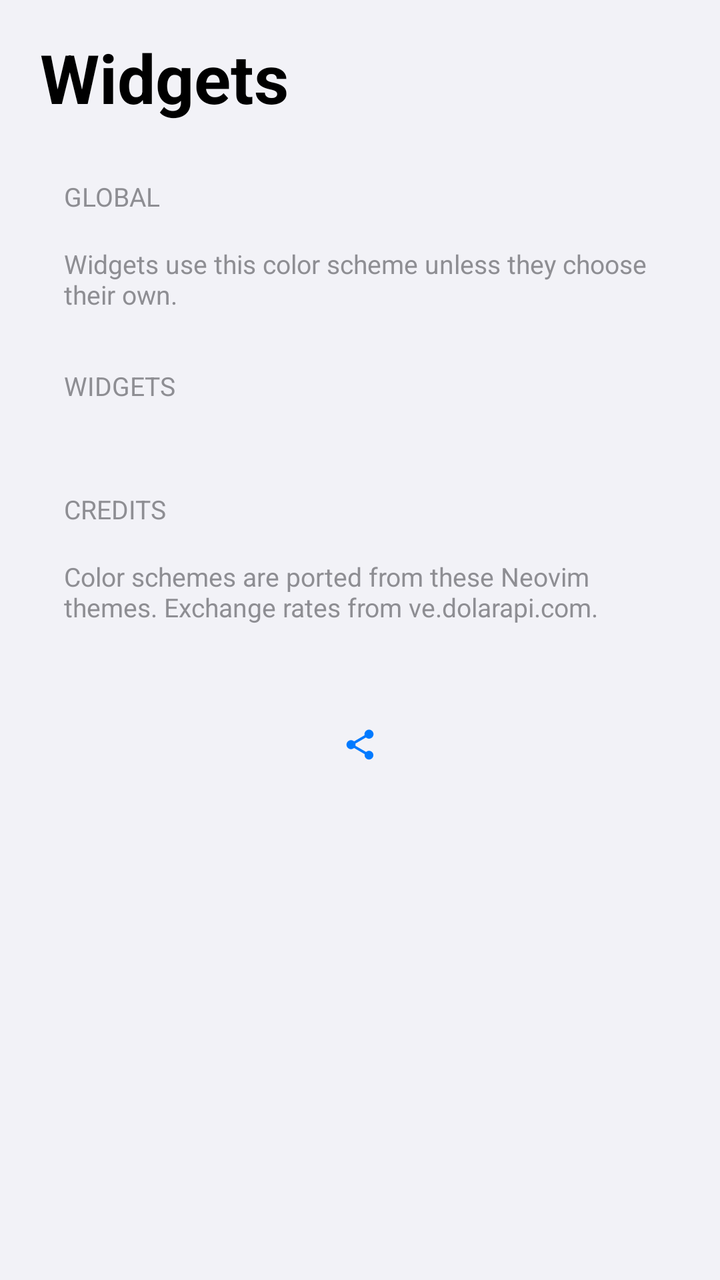
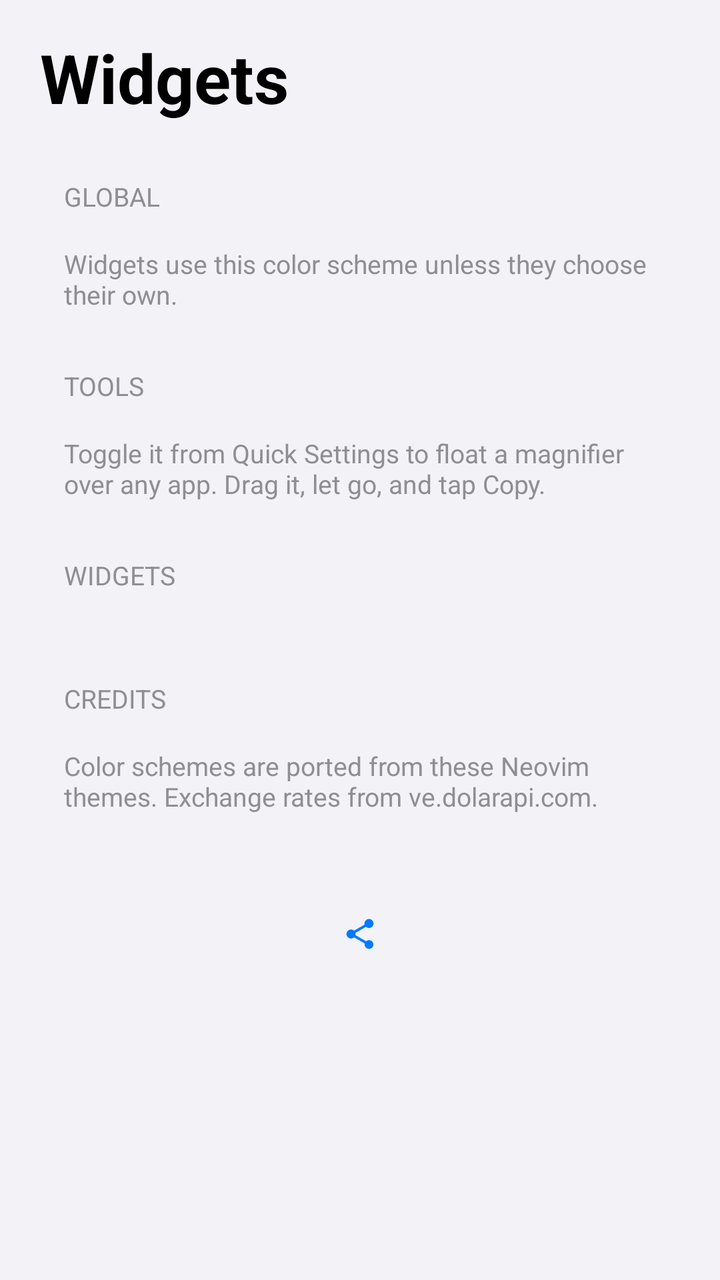

Before-and-after screenshots of an Android layout around one commit, followed by the original layout XML and the change that was made.
<!-- AndroidManifest.xml: application theme Theme.WidgetKit -->
<!-- res/layout/activity_main.xml -->
<?xml version="1.0" encoding="utf-8"?>
<ScrollView xmlns:android="http://schemas.android.com/apk/res/android"
    android:id="@+id/root"
    android:layout_width="match_parent"
    android:layout_height="match_parent"
    android:clipToPadding="false"
    android:fillViewport="true">

    <LinearLayout
        android:id="@+id/content"
        android:layout_width="match_parent"
        android:layout_height="wrap_content"
        android:orientation="vertical"
        android:paddingStart="16dp"
        android:paddingEnd="16dp"
        android:paddingBottom="24dp">

        <TextView
            android:layout_width="wrap_content"
            android:layout_height="wrap_content"
            android:layout_marginStart="4dp"
            android:layout_marginTop="16dp"
            android:text="@string/settings_title"
            android:textColor="@color/app_label"
            android:textSize="34sp"
            android:textStyle="bold" />

        
        <TextView
            style="@style/SettingsSectionHeader"
            android:text="@string/settings_section_global" />

        <LinearLayout
            android:id="@+id/global_list"
            style="@style/SettingsList" />

        <TextView
            style="@style/SettingsFooter"
            android:text="@string/settings_global_footer" />

        
        <TextView
            style="@style/SettingsSectionHeader"
            android:text="@string/settings_section_widgets" />

        <LinearLayout
            android:id="@+id/accordion"
            android:layout_width="match_parent"
            android:layout_height="wrap_content"
            android:orientation="vertical" />

        
        <TextView
            style="@style/SettingsSectionHeader"
            android:layout_marginTop="36dp"
            android:text="@string/settings_section_credits" />

        <LinearLayout
            android:id="@+id/credits_list"
            style="@style/SettingsList" />

        <TextView
            style="@style/SettingsFooter"
            android:text="@string/settings_credits_footer" />

        
        <LinearLayout
            android:layout_width="wrap_content"
            android:layout_height="wrap_content"
            android:layout_gravity="center_horizontal"
            android:layout_marginTop="40dp"
            android:gravity="center_vertical"
            android:orientation="horizontal">

            <TextView
                android:id="@+id/app_version"
                android:layout_width="wrap_content"
                android:layout_height="wrap_content"
                android:textColor="@color/app_secondary_label"
                android:textIsSelectable="true"
                android:textSize="13sp" />

            <ImageView
                android:id="@+id/share_version"
                android:layout_width="40dp"
                android:layout_height="40dp"
                android:background="?android:attr/selectableItemBackgroundBorderless"
                android:contentDescription="@string/settings_share_version"
                android:padding="11dp"
                android:src="@drawable/ic_share"
                android:tint="@color/app_tint" />
        </LinearLayout>
    </LinearLayout>
</ScrollView>
<!-- resources referenced by this layout -->
<resources>
  <color name="app_label">#FF000000</color>
  <color name="app_secondary_label">#FF8E8E93</color>
  <color name="app_tint">#FF007AFF</color>
  <string name="settings_credits_footer">Color schemes are ported from these Neovim themes. Exchange rates from ve.dolarapi.com.</string>
  <string name="settings_global_footer">Widgets use this color scheme unless they choose their own.</string>
  <string name="settings_section_credits">CREDITS</string>
  <string name="settings_section_global">GLOBAL</string>
  <string name="settings_section_widgets">WIDGETS</string>
  <string name="settings_share_version">Share download link</string>
  <string name="settings_title">Widgets</string>
  <style name="SettingsFooter">
          <item name="android:layout_width">match_parent</item>
          <item name="android:layout_height">wrap_content</item>
          <item name="android:layout_marginStart">16dp</item>
          <item name="android:layout_marginTop">8dp</item>
          <item name="android:layout_marginEnd">16dp</item>
          <item name="android:textColor">@color/app_secondary_label</item>
          <item name="android:textSize">13sp</item>
      </style>
  <style name="SettingsList">
          <item name="android:layout_width">match_parent</item>
          <item name="android:layout_height">wrap_content</item>
          <item name="android:background">@drawable/app_card</item>
          <item name="android:orientation">vertical</item>
      </style>
  <style name="SettingsSectionHeader">
          <item name="android:layout_width">wrap_content</item>
          <item name="android:layout_height">wrap_content</item>
          <item name="android:layout_marginStart">16dp</item>
          <item name="android:layout_marginTop">28dp</item>
          <item name="android:layout_marginBottom">8dp</item>
          <item name="android:textColor">@color/app_secondary_label</item>
          <item name="android:textSize">13sp</item>
      </style>
  <style name="Theme.WidgetKit" parent="Theme.MaterialComponents.DayNight.NoActionBar">
          <item name="colorPrimary">@color/app_tint</item>
          <item name="colorPrimaryVariant">@color/app_tint</item>
          <item name="colorOnPrimary">@color/white</item>
          <item name="colorSecondary">@color/app_tint</item>
          <item name="colorOnSecondary">@color/white</item>
          <item name="android:colorBackground">@color/app_grouped_background</item>
          <item name="android:windowBackground">@color/app_grouped_background</item>
          <item name="android:windowLightStatusBar">true</item>
          <item name="android:windowLightNavigationBar" tools:targetApi="27">true</item>
      </style>
  <!-- drawable app_card (drawable) -->
  <?xml version="1.0" encoding="utf-8"?>
  <shape xmlns:android="http://schemas.android.com/apk/res/android" android:shape="rectangle">
      <solid android:color="@color/app_card" />
      <corners android:radius="12dp" />
  </shape>
  <color name="white">#FFFFFFFF</color>
  <color name="app_grouped_background">#FFF2F2F7</color>
  <color name="app_card">#FFFFFFFF</color>
  <!-- unchanged entries left out for length: 1 -->
</resources>

<!-- the commit's change to res/layout/activity_main.xml (unified diff, before → after) -->
@@ -37,6 +37,19 @@
         <TextView
             style="@style/SettingsFooter"
             android:text="@string/settings_global_footer" />
+
+        
+        <TextView
+            style="@style/SettingsSectionHeader"
+            android:text="@string/settings_section_tools" />
+
+        <LinearLayout
+            android:id="@+id/tools_list"
+            style="@style/SettingsList" />
+
+        <TextView
+            style="@style/SettingsFooter"
+            android:text="@string/settings_tools_footer" />
 
         
         <TextView
<!-- resource entries referenced after the edit -->
@@ -7,9 +7,11 @@
   <string name="settings_global_footer">Widgets use this color scheme unless they choose their own.</string>
   <string name="settings_section_credits">CREDITS</string>
   <string name="settings_section_global">GLOBAL</string>
+  <string name="settings_section_tools">TOOLS</string>
   <string name="settings_section_widgets">WIDGETS</string>
   <string name="settings_share_version">Share download link</string>
   <string name="settings_title">Widgets</string>
+  <string name="settings_tools_footer">Toggle it from Quick Settings to float a magnifier over any app. Drag it, let go, and tap Copy.</string>
   <style name="SettingsFooter">
           <item name="android:layout_width">match_parent</item>
           <item name="android:layout_height">wrap_content</item>
